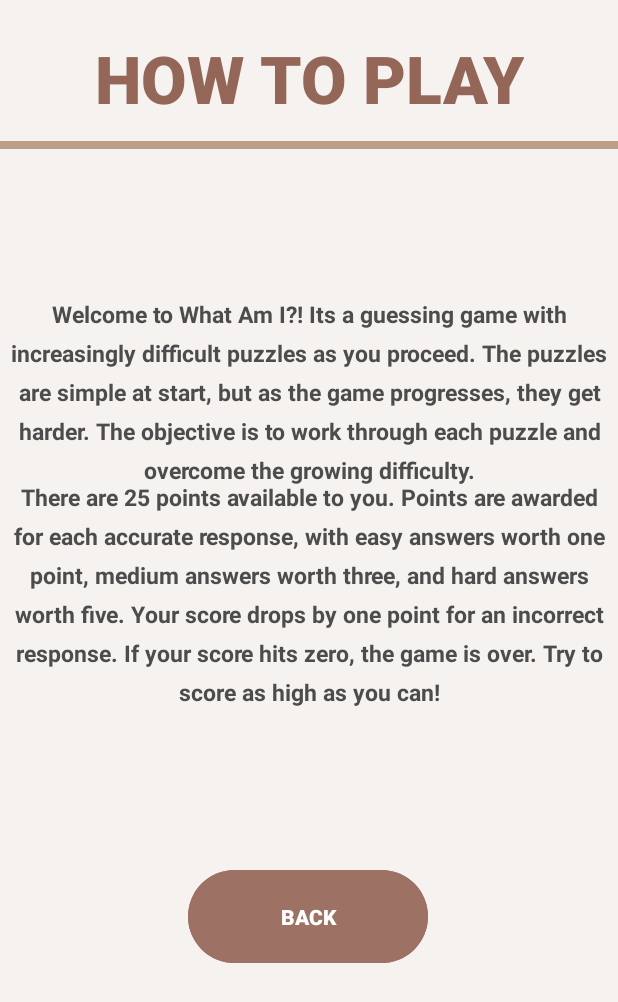
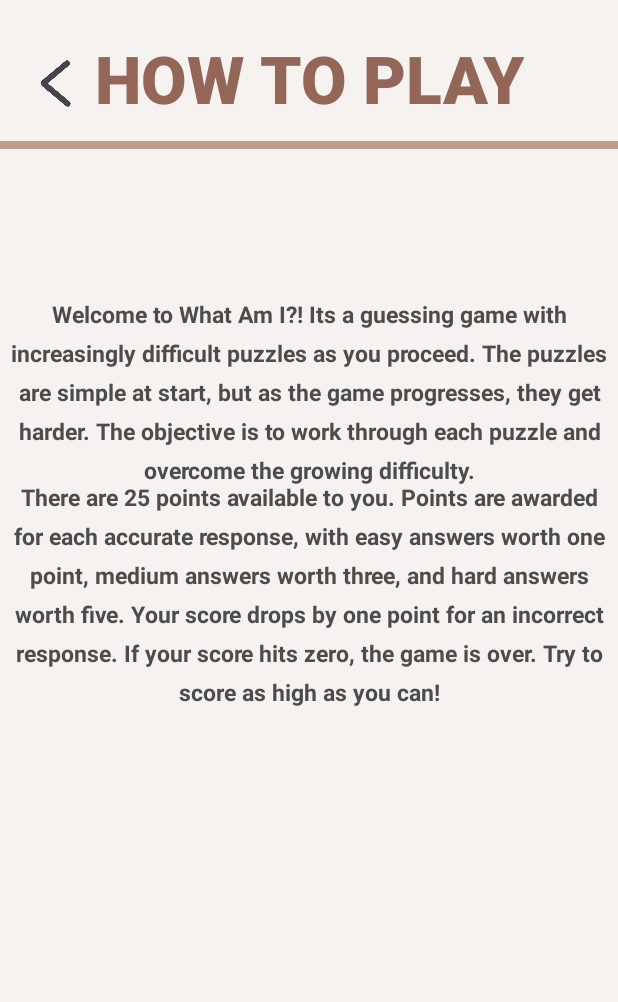
Before and after one commit to ayachi01/WhatAmI2, an Android app: the screen it shows after launch (How_To_Play), after a tap on "HOW TO PLAY", on a phone screen of 412 x 824 dp. Shown: the top 1002 px of the screen. Run offline under Robolectric (Android 15) with nearby library versions, the phone set to English and light mode, and no system bars; Roboto replaces fonts that are not available here.

Commit message:
Seventh Commit (changed UI and colors)

```diff
--- a/app/src/main/java/com/example/myapplication/How_To_Play.kt
+++ b/app/src/main/java/com/example/myapplication/How_To_Play.kt
@@ -8,6 +8,7 @@ import android.media.SoundPool
 import android.os.Bundle
 import android.view.View
 import android.widget.Button
+import android.widget.ImageButton
 import android.widget.TextView
 import androidx.activity.enableEdgeToEdge
 import androidx.appcompat.app.AppCompatActivity
@@ -16,7 +17,7 @@ import androidx.core.content.ContextCompat
 
 class How_To_Play : AppCompatActivity() {
 
-    private lateinit var backtohome: Button
+    private lateinit var backtogame: ImageButton
     private lateinit var sharedPreferences: SharedPreferences
     private lateinit var editor: SharedPreferences.Editor
     private lateinit var screen: View
@@ -35,8 +36,8 @@ class How_To_Play : AppCompatActivity() {
         val soundPool = SoundPool.Builder().build()
         val soundId = soundPool.load(this, R.raw.mouse_click, 1)
 
-        this.backtohome = findViewById(R.id.backtohome)
-        backtohome.setOnClickListener {
+        this.backtogame = findViewById(R.id.backtogame)
+        backtogame.setOnClickListener {
             soundPool.play(soundId, 1f, 1f, 1, 0, 1f)
             val intent1 = Intent(this, MainActivity::class.java)
             startActivity(intent1)
@@ -72,8 +73,7 @@ class How_To_Play : AppCompatActivity() {
         screen.setBackgroundColor(ContextCompat.getColor(this,R.color.dark_screen))
         textView.setTextColor(ContextCompat.getColor(this,R.color.dark_mode_text))
         brownbar.setBackgroundColor(ContextCompat.getColor(this,R.color.dark_mode_bar))
-        backtohome.setBackgroundColor(ContextCompat.getColor(this,R.color.dark_mode_buttons))
-        backtohome.setTextColor(ContextCompat.getColor(this,R.color.dark_mode_buttons_text))
+        backtogame.setImageResource(R.drawable.backbutton_dark)
         instructions.setTextColor(ContextCompat.getColor(this,R.color.dark_mode_mdtext))
         scoringbase.setTextColor(ContextCompat.getColor(this,R.color.dark_mode_mdtext))
 
@@ -82,8 +82,7 @@ class How_To_Play : AppCompatActivity() {
         screen.setBackgroundColor(ContextCompat.getColor(this,R.color.screen))
         textView.setTextColor(ContextCompat.getColor(this,R.color.light_mode_text))
         brownbar.setBackgroundColor(ContextCompat.getColor(this,R.color.light_mode_bar))
-        backtohome.setBackgroundColor(ContextCompat.getColor(this,R.color.light_mode_buttons))
-        backtohome.setTextColor(ContextCompat.getColor(this,R.color.light_mode_buttons_text))
+        backtogame.setImageResource(R.drawable.backbutton)
         instructions.setTextColor(ContextCompat.getColor(this,R.color.light_mode_mdtext))
         scoringbase.setTextColor(ContextCompat.getColor(this,R.color.light_mode_mdtext))
 
--- a/app/src/main/res/layout/activity_how_to_play.xml
+++ b/app/src/main/res/layout/activity_how_to_play.xml
@@ -28,20 +28,21 @@
         app:layout_constraintTop_toTopOf="parent"
         app:layout_constraintVertical_bias="0.115" />
 
+
     <TextView
         android:id="@+id/textView"
+        style="@style/TEXT"
         android:layout_width="wrap_content"
         android:layout_height="wrap_content"
         android:fontFamily="sans-serif-black"
         android:text="@string/how_to_play"
         android:textSize="44sp"
-        style="@style/TEXT"
         app:layout_constraintBottom_toBottomOf="parent"
         app:layout_constraintEnd_toEndOf="parent"
+        app:layout_constraintHorizontal_bias="0.504"
         app:layout_constraintStart_toStartOf="parent"
         app:layout_constraintTop_toTopOf="parent"
         app:layout_constraintVertical_bias="0.03" />
-
 
     <TextView
         android:id="@+id/instructions"
@@ -77,18 +78,19 @@
         app:layout_constraintTop_toTopOf="parent"
         app:layout_constraintVertical_bias="0.477" />
 
-    <Button
-        android:id="@+id/backtohome"
-        style="@style/BUTTONS"
-        android:layout_width="160dp"
-        android:layout_height="70dp"
-        android:fontFamily="sans-serif-black"
-        android:text="@string/back"
+    <ImageButton
+        android:id="@+id/backtogame"
+        android:layout_width="50dp"
+        android:layout_height="50dp"
+        android:background="?android:attr/selectableItemBackground"
+        android:contentDescription="@string/back_button"
+        android:scaleType="fitCenter"
+        android:src="@drawable/backbutton"
         app:layout_constraintBottom_toBottomOf="parent"
         app:layout_constraintEnd_toEndOf="parent"
-        app:layout_constraintHorizontal_bias="0.498"
+        app:layout_constraintHorizontal_bias="0.033"
         app:layout_constraintStart_toStartOf="parent"
         app:layout_constraintTop_toTopOf="parent"
-        app:layout_constraintVertical_bias="0.764" />
+        app:layout_constraintVertical_bias="0.04" />
 
 </androidx.constraintlayout.widget.ConstraintLayout>
--- a/app/src/main/res/values/colors.xml
+++ b/app/src/main/res/values/colors.xml
@@ -31,7 +31,7 @@
     <!-- UI ELEMENTS FOR DARK THEME.. -->
     <color name="dark_mode_text">#F4F4F4</color>
     <color name="dark_mode_mdtext">#E9E9E9</color>
-    <color name="dark_mode_buttons">#FFFFFF</color>
+    <color name="dark_mode_buttons">#F6F5F5</color>
     <color name="dark_mode_buttons_text">#000000</color>
     <color name="dark_mode_bar">#C1C1C1</color>
     <color name="dark_mode_submit">#FFFFFF</color>
```
Also changed, not shown: app/src/main/res/drawable/settingsbutton.png.
